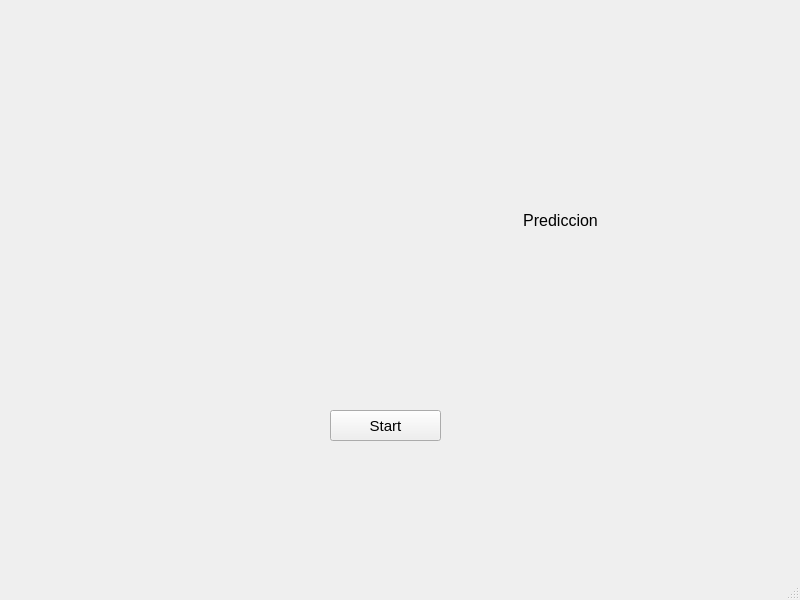
Qt form Unidad_2/ENN_CNNTiempoReal/Interfaz_Verificacion.ui (adanclv/AyR_2025_3) before a commit.
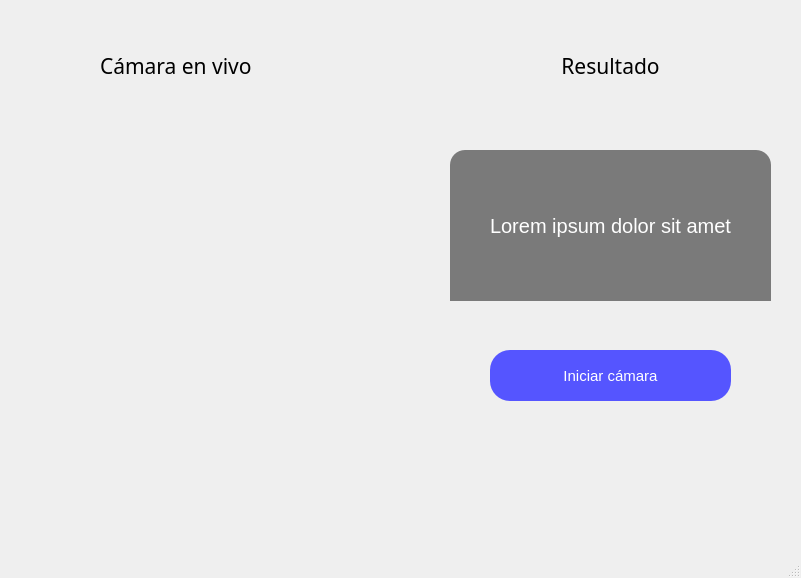
The same form after that commit. Icons and pictures are not drawn.

Patch:
```diff
--- a/Unidad_2/ENN_CNNTiempoReal/Interfaz_Verificacion.ui
+++ b/Unidad_2/ENN_CNNTiempoReal/Interfaz_Verificacion.ui
@@ -6,8 +6,8 @@
    <rect>
     <x>0</x>
     <y>0</y>
-    <width>800</width>
-    <height>600</height>
+    <width>801</width>
+    <height>578</height>
    </rect>
   </property>
   <property name="windowTitle">
@@ -17,32 +17,22 @@
    <widget class="QLabel" name="videoLabel">
     <property name="geometry">
      <rect>
-      <x>50</x>
-      <y>70</y>
-      <width>321</width>
-      <height>271</height>
-     </rect>
-    </property>
-    <property name="text">
-     <string/>
-    </property>
-   </widget>
-   <widget class="QLabel" name="predictionLabel">
-    <property name="geometry">
-     <rect>
-      <x>480</x>
-      <y>200</y>
-      <width>161</width>
-      <height>41</height>
+      <x>30</x>
+      <y>130</y>
+      <width>381</width>
+      <height>281</height>
      </rect>
     </property>
     <property name="font">
      <font>
-      <pointsize>12</pointsize>
+      <pointsize>15</pointsize>
      </font>
     </property>
     <property name="text">
-     <string>Prediccion</string>
+     <string/>
+    </property>
+    <property name="pixmap">
+     <pixmap resource="../../resources.qrc">:/svgs/Archivos/Images/placeholder.svg</pixmap>
     </property>
     <property name="alignment">
      <set>Qt::AlignCenter</set>
@@ -51,10 +41,10 @@
    <widget class="QPushButton" name="startButton">
     <property name="geometry">
      <rect>
-      <x>330</x>
-      <y>410</y>
-      <width>111</width>
-      <height>31</height>
+      <x>490</x>
+      <y>350</y>
+      <width>241</width>
+      <height>51</height>
      </rect>
     </property>
     <property name="font">
@@ -62,8 +52,117 @@
       <pointsize>11</pointsize>
      </font>
     </property>
+    <property name="cursor">
+     <cursorShape>PointingHandCursor</cursorShape>
+    </property>
+    <property name="styleSheet">
+     <string notr="true">color: rgb(255, 255, 255);
+background-color: rgb(85, 85, 255);
+border-radius: 20px;</string>
+    </property>
     <property name="text">
-     <string>Start</string>
+     <string>Iniciar cámara</string>
+    </property>
+   </widget>
+   <widget class="QLabel" name="label">
+    <property name="geometry">
+     <rect>
+      <x>35</x>
+      <y>38</y>
+      <width>52</width>
+      <height>50</height>
+     </rect>
+    </property>
+    <property name="font">
+     <font>
+      <stylestrategy>PreferDefault</stylestrategy>
+     </font>
+    </property>
+    <property name="text">
+     <string/>
+    </property>
+    <property name="pixmap">
+     <pixmap resource="../../resources.qrc">:/svgs/Archivos/Images/camera-svg.svg</pixmap>
+    </property>
+    <property name="scaledContents">
+     <bool>true</bool>
+    </property>
+   </widget>
+   <widget class="QLabel" name="label_2">
+    <property name="geometry">
+     <rect>
+      <x>100</x>
+      <y>50</y>
+      <width>231</width>
+      <height>31</height>
+     </rect>
+    </property>
+    <property name="font">
+     <font>
+      <family>Rockwell</family>
+      <pointsize>16</pointsize>
+     </font>
+    </property>
+    <property name="text">
+     <string>Cámara en vivo</string>
+    </property>
+   </widget>
+   <widget class="QLabel" name="label_3">
+    <property name="geometry">
+     <rect>
+      <x>430</x>
+      <y>50</y>
+      <width>361</width>
+      <height>31</height>
+     </rect>
+    </property>
+    <property name="font">
+     <font>
+      <family>Rockwell</family>
+      <pointsize>16</pointsize>
+     </font>
+    </property>
+    <property name="text">
+     <string>Resultado</string>
+    </property>
+    <property name="alignment">
+     <set>Qt::AlignCenter</set>
+    </property>
+   </widget>
+   <widget class="QLabel" name="lbl_predict">
+    <property name="geometry">
+     <rect>
+      <x>450</x>
+      <y>150</y>
+      <width>321</width>
+      <height>151</height>
+     </rect>
+    </property>
+    <property name="font">
+     <font>
+      <family>Tahoma</family>
+      <pointsize>15</pointsize>
+     </font>
+    </property>
+    <property name="autoFillBackground">
+     <bool>false</bool>
+    </property>
+    <property name="styleSheet">
+     <string notr="true">background-color: rgb(122, 122, 122);
+color: rgb(255, 255, 255);
+border-top-left-radius: 15px;
+border-top-right-radius: 15px;
+border-bottom-left-radius: 0;
+border-bottom-right-radius: 0;</string>
+    </property>
+    <property name="text">
+     <string>Lorem ipsum dolor sit amet</string>
+    </property>
+    <property name="alignment">
+     <set>Qt::AlignCenter</set>
+    </property>
+    <property name="wordWrap">
+     <bool>true</bool>
     </property>
    </widget>
   </widget>
```
Left out of the diff: 12 changed lines with no effect on the pictures.
